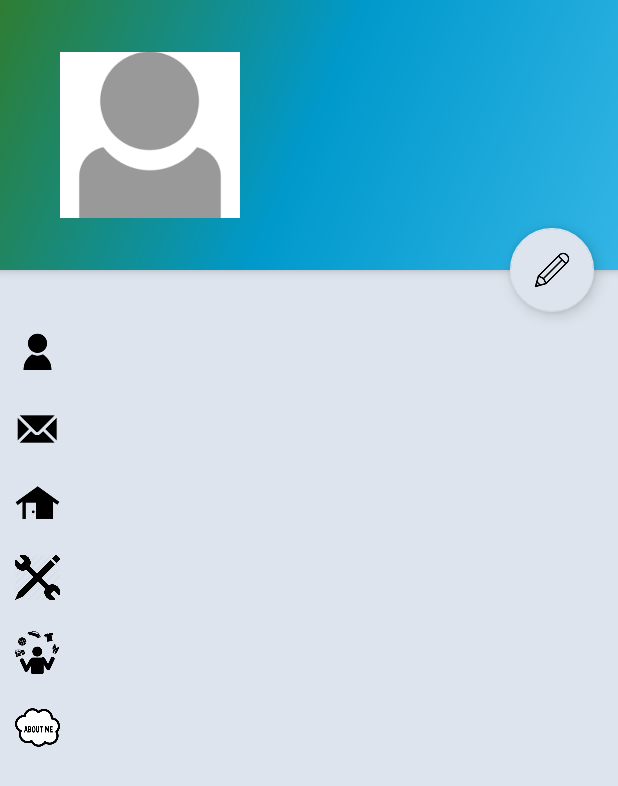
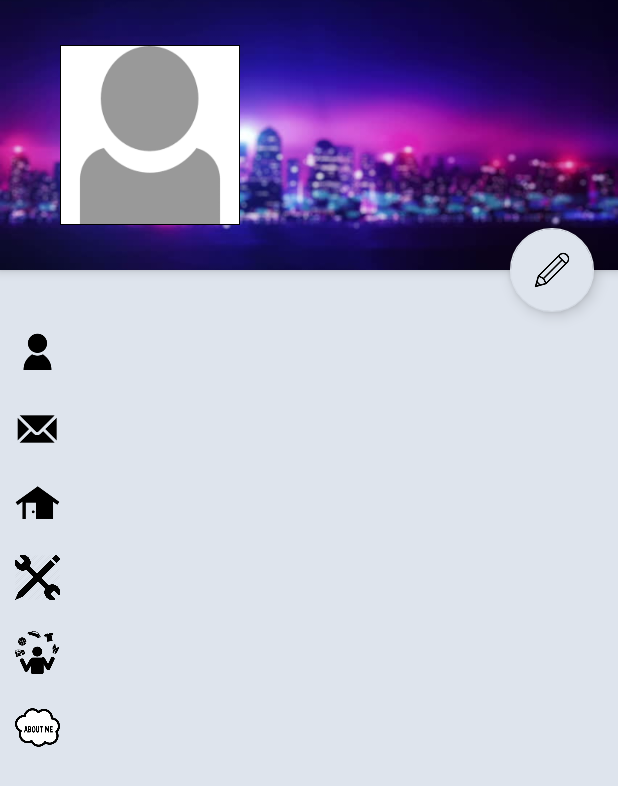
Before and after one commit to rohankankapurkar/CMPE277-SocialApp, an Android app: the UserProfileActivity screen opened directly, with no data from a screen before it, on a phone screen of 412 x 824 dp. Shown: the top 786 px of the screen. Run offline under Robolectric (Android 15) with nearby library versions, the phone set to English and light mode, and no system bars; our stand-ins replace Firebase (no records; nobody signed in at launch, a user with empty details on screens opened directly), Picasso, Volley; network calls fail; pictures from the network do not load; 1 statement that could not run was skipped.

Commit message:
layout fix

```diff
--- a/src/MyApplication/app/src/main/java/com/example/rohankankapurkar/facebook/Home.java
+++ b/src/MyApplication/app/src/main/java/com/example/rohankankapurkar/facebook/Home.java
@@ -17,6 +17,7 @@ import android.support.v7.widget.Toolbar;
 import android.view.Menu;
 import android.view.MenuItem;
 import android.widget.Button;
+import android.widget.ImageView;
 import android.widget.TextView;
 import android.widget.Toast;
 
@@ -26,6 +27,7 @@ import com.android.volley.Response;
 import com.android.volley.VolleyError;
 import com.android.volley.toolbox.StringRequest;
 import com.android.volley.toolbox.Volley;
+import com.squareup.picasso.Picasso;
 
 import org.json.JSONException;
 import org.json.JSONObject;
@@ -160,6 +162,7 @@ public class Home extends AppCompatActivity
                             TextView username = (TextView) navigationView.getHeaderView(0).findViewById(R.id.username);
                             TextView userEmail = (TextView) navigationView.getHeaderView(0).findViewById(R.id.userEmail);
                             Button button = (Button) navigationView.getHeaderView(0).findViewById(R.id.editProfile);
+                            ImageView profile =(ImageView)navigationView.getHeaderView(0).findViewById(R.id.imageView);
                             final Context context = getApplicationContext();
                             CharSequence text = "Successful";
                             int duration = Toast.LENGTH_SHORT;
@@ -177,6 +180,9 @@ public class Home extends AppCompatActivity
 
                                 username.setText(firstname);
                                 userEmail.setText(email);
+                                Picasso.with(getApplicationContext())
+                                        .load(profilePic)
+                                        .into(profile);
                                 button.setOnClickListener(new View.OnClickListener() {
                                     public void onClick(View v)
                                     {
--- /dev/null
+++ b/src/MyApplication/app/src/main/res/drawable/border.xml
@@ -0,0 +1,6 @@
+<?xml version="1.0" encoding="UTF-8"?>
+<shape xmlns:android="http://schemas.android.com/apk/res/android">
+     <stroke android:width="1dp" android:color="#000000" />
+    <padding android:left="1dp" android:top="1dp" android:right="1dp"
+        android:bottom="1dp" />
+</shape>
--- a/src/MyApplication/app/src/main/res/layout/activity_user_profile.xml
+++ b/src/MyApplication/app/src/main/res/layout/activity_user_profile.xml
@@ -16,7 +16,6 @@
      android:id="@+id/app_bar"
      android:layout_width="match_parent"
      android:layout_height="@dimen/app_bar_height"
-     android:background="@drawable/side_nav_bar"
      android:fitsSystemWindows="true"
      android:theme="@style/AppTheme.AppBarOverlay"
      android:weightSum="1">
@@ -24,6 +23,12 @@
         <RelativeLayout
             android:layout_width="match_parent"
             android:layout_height="match_parent">
+            <ImageView
+                android:layout_width="match_parent"
+                android:layout_height="match_parent"
+                android:layout_centerInParent="true"
+                android:scaleType="centerCrop"
+                android:src="@drawable/bg1" />
 
             <ImageView
                 android:id="@+id/profileImage"
@@ -32,7 +37,9 @@
                 android:layout_marginLeft="30dp"
                 android:layout_marginStart="40dp"
                 app:srcCompat="@drawable/profileicon"
+                android:background="@drawable/border"
                 android:layout_centerVertical="true"
+                android:scaleType="fitXY"
                 android:layout_alignParentStart="true" />
 
             <Button
@@ -49,13 +56,17 @@
                 android:id="@+id/firstname"
                 android:layout_width="match_parent"
                 android:layout_height="wrap_content"
-                android:layout_centerVertical="true"
-                android:layout_toEndOf="@+id/profileImage"
                 android:paddingTop="7dp"
+                android:paddingStart="10dp"
                 android:text="NAME"
-                android:textAlignment="center"
+                android:textAllCaps="true"
+                android:textStyle="bold"
+                android:textAlignment="textStart"
                 android:textAppearance="@style/TextAppearance.AppCompat.Body1"
-                android:textSize="30dp" />
+                android:textSize="30dp"
+                android:layout_alignTop="@+id/profileImage"
+                android:layout_alignParentEnd="true"
+                android:layout_toEndOf="@+id/profileImage" />
 
         </RelativeLayout>
 
```
Also changed, not shown: src/MyApplication/app/src/main/res/layout/nav_header_home.xml (+29 -26 lines), src/MyApplication/app/src/main/res/drawable/bg.jpg (added), src/MyApplication/app/src/main/res/drawable/bg1.jpg (added).
